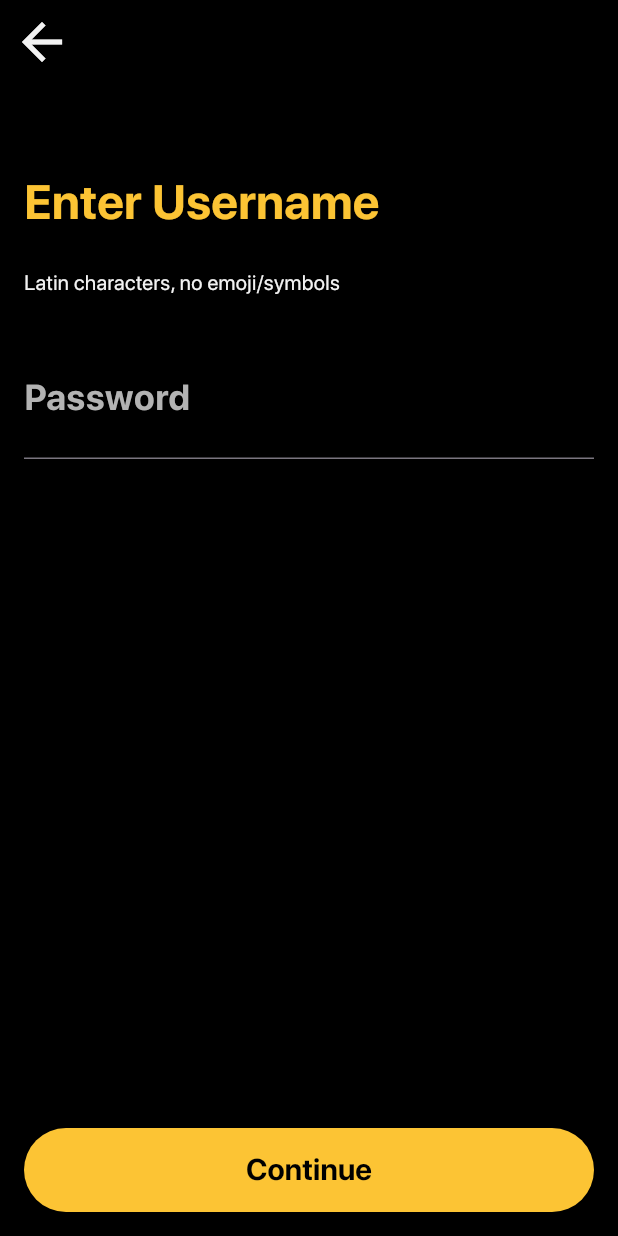
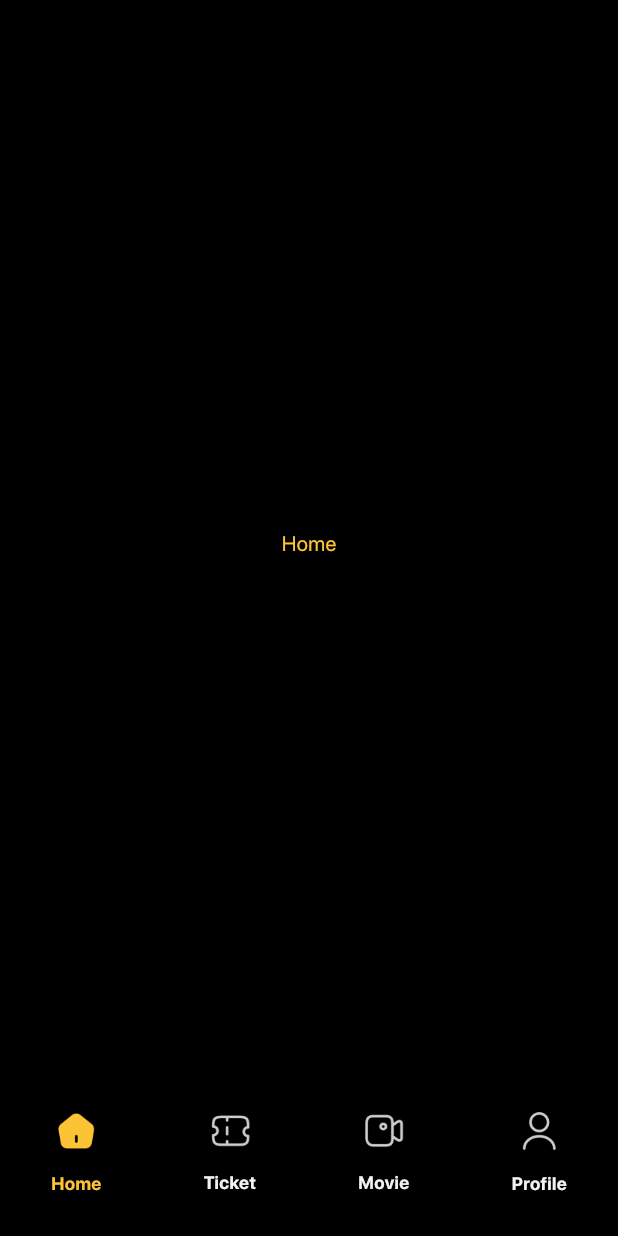
Before and after one commit to H4lis/MBooking, a Flutter app: the UsernamePage screen opened directly, after a tap on "Continue", on a phone screen of 412 x 824 dp. Run offline on Flutter 3.47's test engine with Material 3 defaults, Android fonts, the phone set to English and light mode, and no system bars.

Commit message:
Main Page

```diff
--- /dev/null
+++ b/lib/pages/home_page.dart
@@ -0,0 +1,17 @@
+import 'package:flutter/material.dart';
+import 'package:mbooking/shared/theme.dart';
+
+class HomePage extends StatelessWidget {
+  const HomePage({super.key});
+
+  @override
+  Widget build(BuildContext context) {
+    return Scaffold(
+        backgroundColor: blackColor,
+        body: Center(
+            child: Text(
+          "Home",
+          style: yellowTextStyle,
+        )));
+  }
+}
--- /dev/null
+++ b/lib/pages/main_page.dart
@@ -0,0 +1,40 @@
+import 'package:flutter/material.dart';
+import 'package:mbooking/pages/home_page.dart';
+import 'package:mbooking/pages/movie_page.dart';
+import 'package:mbooking/pages/profile_page.dart';
+import 'package:mbooking/pages/ticket_page.dart';
+import 'package:mbooking/shared/theme.dart';
+import 'package:mbooking/widgets/bottom_navigation_widget.dart';
+
+class MainPage extends StatefulWidget {
+  const MainPage({super.key});
+
+  @override
+  State<MainPage> createState() => _MainPageState();
+}
+
+class _MainPageState extends State<MainPage> {
+  int selectedIndex = 0;
+  List<Widget> screens = [
+    HomePage(),
+    TicketPage(),
+    MoviePage(),
+    ProfilePage(),
+  ];
+
+  @override
+  Widget build(BuildContext context) {
+    return Scaffold(
+      body: screens[selectedIndex],
+      backgroundColor: blackColor,
+      bottomNavigationBar: BottomNavigationWidget(
+        selectedIndex: selectedIndex,
+        onTap: (index) {
+          setState(() {
+            selectedIndex = index;
+          });
+        },
+      ),
+    );
+  }
+}
--- a/lib/pages/username_page.dart
+++ b/lib/pages/username_page.dart
@@ -1,10 +1,16 @@
 import 'package:flutter/cupertino.dart';
 import 'package:flutter/material.dart';
+import 'package:mbooking/pages/main_page.dart';
 import 'package:mbooking/shared/theme.dart';
 
-class UsernamePage extends StatelessWidget {
+class UsernamePage extends StatefulWidget {
   const UsernamePage({super.key});
 
+  @override
+  State<UsernamePage> createState() => _UsernamePageState();
+}
+
+class _UsernamePageState extends State<UsernamePage> {
   @override
   Widget build(BuildContext context) {
     return Scaffold(
@@ -79,7 +85,13 @@ class UsernamePage extends StatelessWidget {
     return Container(
       margin: EdgeInsets.only(top: 32, bottom: 16),
       child: ElevatedButton(
-        onPressed: () {},
+        onPressed: () {
+          Navigator.push(
+              context,
+              MaterialPageRoute(
+                builder: (context) => MainPage(),
+              ));
+        },
         style: ElevatedButton.styleFrom(
             backgroundColor: primaryColor,
             minimumSize: const Size(double.infinity, 56)),
--- /dev/null
+++ b/lib/widgets/bottom_navigation_widget.dart
@@ -0,0 +1,56 @@
+import 'package:flutter/material.dart';
+import 'package:mbooking/shared/theme.dart';
+
+class BottomNavigationWidget extends StatelessWidget {
+  final int selectedIndex;
+  final Function(int index) onTap;
+  BottomNavigationWidget({
+    super.key,
+    required this.onTap,
+    required this.selectedIndex,
+  });
+
+  List itemBar = ['Home', 'Ticket', 'Movie', 'Profile'];
+
+  @override
+  Widget build(BuildContext context) {
+    return Container(
+      padding: EdgeInsets.symmetric(vertical: 16),
+      height: 100,
+      color: blackColor,
+      width: MediaQuery.of(context).size.width,
+      child: Row(
+          mainAxisAlignment: MainAxisAlignment.spaceAround,
+          mainAxisSize: MainAxisSize.max,
+          children: List.generate(
+            itemBar.length,
+            (index) => GestureDetector(
+              onTap: () {
+                onTap(index);
+              },
+              child: Column(
+                children: [
+                  Image.asset(
+                    selectedIndex == index
+                        ? "assets/icons/${itemBar[index]}_active.png"
+                        : "assets/icons/${itemBar[index]}.png",
+                    width: 28,
+                  ),
+                  SizedBox(
+                    height: 12,
+                  ),
+                  Text(
+                    "${itemBar[index]}",
+                    style: selectedIndex == index
+                        ? yellowTextStyle.copyWith(
+                            fontWeight: bold, fontSize: 12)
+                        : whiteTextStyle.copyWith(
+                            fontWeight: bold, fontSize: 12),
+                  )
+                ],
+              ),
+            ),
+          )),
+    );
+  }
+}
```
Also changed, not shown: lib/pages/movie_page.dart (added, +17 -0 lines), lib/pages/profile_page.dart (added, +15 -0 lines), lib/pages/ticket_page.dart (added, +15 -0 lines), assets/icons/Home.png (added), assets/icons/Home_active.png (added), assets/icons/Movie.png (added), assets/icons/Movie_active.png (added), assets/icons/Profile.png (added), assets/icons/Profile_active.png (added), assets/icons/Ticket.png (added), assets/icons/Ticket_active.png (added).
